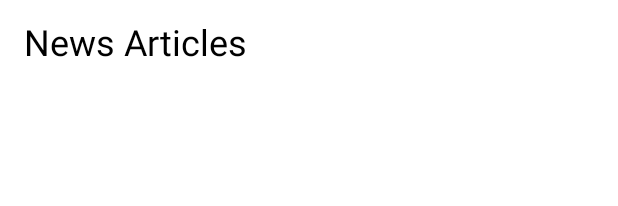
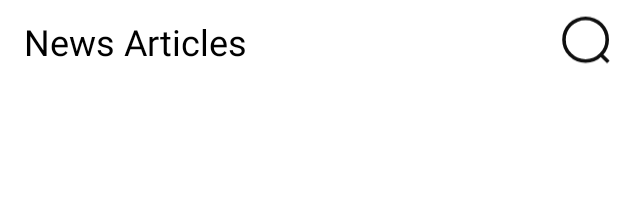
Before and after one commit to TashtemirovK/News, an Android app: the layout activity_news.xml on its own in the app's theme, with its tools: preview values and no code run, on a phone screen of 412 x 824 dp. Shown: the top 206 px of the screen. Run offline under Robolectric (Android 15) with nearby library versions, the phone set to English and light mode, and no system bars.

Commit message:
Add some code

```diff
--- /dev/null
+++ b/news/news_presentation/src/main/res/drawable/ic_search.xml
@@ -0,0 +1,23 @@
+<vector xmlns:android="http://schemas.android.com/apk/res/android"
+    android:width="25dp"
+    android:height="24dp"
+    android:viewportWidth="25"
+    android:viewportHeight="24">
+  <group>
+    <clip-path
+        android:pathData="M12.5,0L12.5,0A12,12 0,0 1,24.5 12L24.5,12A12,12 0,0 1,12.5 24L12.5,24A12,12 0,0 1,0.5 12L0.5,12A12,12 0,0 1,12.5 0z"/>
+    <path
+        android:pathData="M18,17.5L22.5,22"
+        android:strokeLineJoin="round"
+        android:strokeWidth="1.5"
+        android:fillColor="#00000000"
+        android:strokeColor="#0F0F0F"
+        android:strokeLineCap="round"/>
+    <path
+        android:pathData="M20.5,11C20.5,6.029 16.471,2 11.5,2C6.529,2 2.5,6.029 2.5,11C2.5,15.971 6.529,20 11.5,20C16.471,20 20.5,15.971 20.5,11Z"
+        android:strokeLineJoin="round"
+        android:strokeWidth="1.5"
+        android:fillColor="#00000000"
+        android:strokeColor="#0F0F0F"/>
+  </group>
+</vector>
--- a/news/news_presentation/src/main/res/layout/activity_news.xml
+++ b/news/news_presentation/src/main/res/layout/activity_news.xml
@@ -26,6 +26,16 @@
             app:layout_constraintStart_toStartOf="parent"
             app:layout_constraintTop_toTopOf="parent" />
 
+
+        <ImageView
+            android:id="@+id/ivGoToSearch"
+            android:layout_width="40dp"
+            android:layout_height="40dp"
+            android:src="@drawable/ic_search"
+            app:layout_constraintBottom_toBottomOf="parent"
+            app:layout_constraintEnd_toEndOf="parent"
+            app:layout_constraintTop_toTopOf="parent" />
+
     </androidx.constraintlayout.widget.ConstraintLayout>
 
     <androidx.recyclerview.widget.RecyclerView
```
Also changed, not shown: news/news_presentation/src/main/java/kadyr/news_presentation/NewsActivity.kt (+8 -0 lines), search/search_presentation/build.gradle.kts (+21 -0 lines), search/search_presentation/src/main/java/kadyr/search_presentation/SearchState.kt (added, +9 -0 lines), search/search_presentation/src/main/java/kadyr/search_presentation/SearchViewModel.kt (added, +41 -0 lines), search/search_presentation/src/main/res/layout/activity_search.xml (+14 -6 lines).
